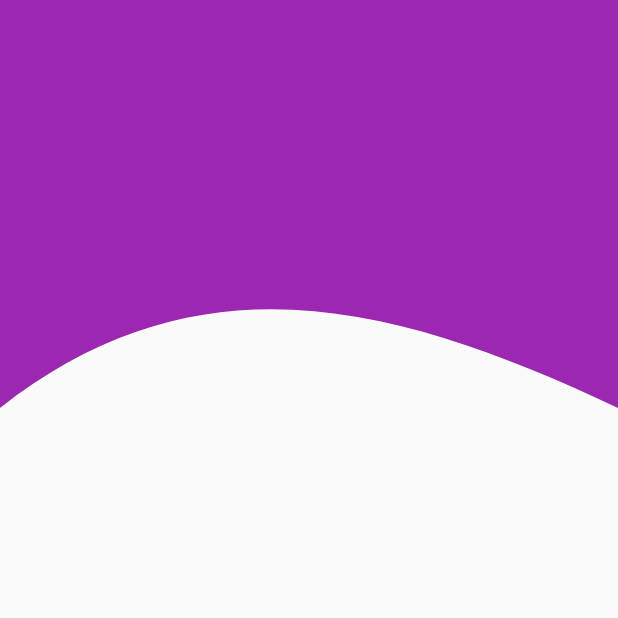
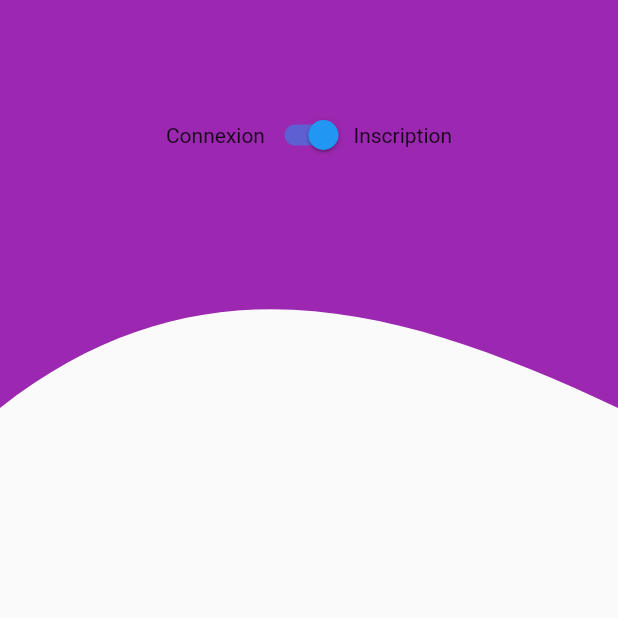
Before and after one commit to ackwrit/essinappflutter, a Flutter app: the RegitserView screen opened directly, on a phone screen of 412 x 824 dp, the top half of it. Run offline on Flutter 3.47's test engine with Material 2 defaults, Android fonts, the phone set to English and light mode, and no system bars; our stand-ins replace dots_indicator, firebase_core, lottie; accounts and stored records are empty.

Commit message:
mise en place projet 3 cours

```diff
--- a/lib/controller/my_animation.dart
+++ b/lib/controller/my_animation.dart
@@ -28,7 +28,7 @@ class _MyAnimationState extends State<MyAnimation> with SingleTickerProviderStat
       begin: const Offset(20,0),
       end: Offset.zero,
     ).animate(curvedAnimation);
-    Timer(Duration(seconds: widget.time), () {
+    Timer(Duration(milliseconds: widget.time * 500), () {
       _controller.forward();
     });
   }
--- a/lib/view/background_view.dart
+++ b/lib/view/background_view.dart
@@ -1,3 +1,5 @@
+import 'dart:async';
+
 import 'package:firstappesin/view/custom_view_path.dart';
 import 'package:flutter/material.dart';
 
@@ -8,16 +10,87 @@ class BackgroundView extends StatefulWidget {
   State<BackgroundView> createState() => _BackgroundViewState();
 }
 
-class _BackgroundViewState extends State<BackgroundView> {
+class _BackgroundViewState extends State<BackgroundView> with SingleTickerProviderStateMixin{
+  late AnimationController animationController;
+  late Animation<double> animation;
+  late Animation<Alignment> animationAlign;
+  Color colorVariant = Colors.transparent;
+
+  @override
+  void initState() {
+    // TODO: implement initState
+    animationController = AnimationController(
+        vsync: this,
+      duration: const Duration(seconds: 6),
+
+    );
+    CurvedAnimation animationCurved = CurvedAnimation(
+        parent: animationController,
+        curve: Curves.easeInQuad
+    );
+    animation = Tween<double>(
+      begin: 0.0,
+      end: 1.0
+    ).animate(animationCurved);
+    animationAlign = Tween<Alignment>(
+      begin: Alignment.bottomCenter,
+      end: Alignment.topCenter,
+    ).animate(animationCurved);
+    Timer(const Duration(seconds: 1),(){
+      setState(() {
+
+        animationController.forward();
+
+
+      });
+    });
+    animationController.addStatusListener((status) {
+      if(status == AnimationStatus.completed){
+        setState(() {
+          colorVariant = Colors.purpleAccent;
+        });
+      }
+    });
+
+
+
+
+
+
+
+
+
+    super.initState();
+  }
+
+  @override
+  void dispose() {
+    // TODO: implement dispose
+    animationController.dispose();
+    super.dispose();
+  }
   @override
   Widget build(BuildContext context) {
+    return AnimatedBuilder(
+      animation: animationController,
+      builder: (context,child){
         return ClipPath(
-      clipper: CustomPath(),
+          clipper: CustomPath(animation.value),
           child: Container(
             color: Colors.purple,
+
+
             height: MediaQuery.of(context).size.height,
             width: MediaQuery.of(context).size.width,
+
+
+
+
           ),
+
+        );
+      }
+
     );
   }
 }
--- a/lib/view/custom_view_path.dart
+++ b/lib/view/custom_view_path.dart
@@ -2,6 +2,8 @@
 import 'package:flutter/cupertino.dart';
 
 class CustomPath extends CustomClipper<Path>{
+  final double progress;
+  CustomPath(this.progress);
   @override
   Path getClip(Size size) {
     // TODO: implement getClip
@@ -14,9 +16,9 @@ class CustomPath extends CustomClipper<Path>{
   }
 
   @override
-  bool shouldReclip(covariant CustomClipper<Path> oldClipper) {
+  bool shouldReclip(CustomPath oldClipper) {
     // TODO: implement shouldReclip
-    return true;
+    return oldClipper.progress != progress;
   }
 
 }
--- a/lib/view/register_page.dart
+++ b/lib/view/register_page.dart
@@ -15,6 +15,7 @@ class _RegitserViewState extends State<RegitserView> {
   TextEditingController password = TextEditingController();
   TextEditingController nom = TextEditingController();
   TextEditingController prenom = TextEditingController();
+  bool isRegister = true;
   @override
   Widget build(BuildContext context) {
     return Scaffold(
@@ -27,6 +28,7 @@ class _RegitserViewState extends State<RegitserView> {
       body: Stack(
         children: [
           const BackgroundView(),
+
           SafeArea(child: bodyPage()),
         ],
       ),
@@ -38,13 +40,32 @@ class _RegitserViewState extends State<RegitserView> {
       padding: const EdgeInsets.all(10.0),
       child: Column(
         children: [
-          MyAnimation(
+         Row(
+           mainAxisAlignment: MainAxisAlignment.center,
+           children: [
+             const Text("Connexion"),
+             Switch.adaptive(
+                 value: isRegister,
+                 onChanged: (value){
+                   setState(() {
+                     isRegister = value;
+                   });
+
+                 }
+             ),
+             const Text("Inscription"),
+           ],
+         ),
+          (isRegister)?MyAnimation(
             time: 1,
             child: TextField(
               controller: nom,
 
               decoration: InputDecoration(
+                filled: true,
+                fillColor: Colors.white,
                 hintText: "Entrer votre nom",
+
 
 
                 border: OutlineInputBorder(
@@ -53,14 +74,16 @@ class _RegitserViewState extends State<RegitserView> {
                 )
               ),
             ),
-          ),
+          ):const SizedBox(),
           const SizedBox(height: 10,),
 
-          MyAnimation(
+          (isRegister)?MyAnimation(
             time: 2,
             child: TextField(
               controller: prenom,
               decoration: InputDecoration(
+                filled: true,
+                  fillColor: Colors.white,
                   hintText: "Entrer votre prénom",
 
                   border: OutlineInputBorder(
@@ -69,7 +92,7 @@ class _RegitserViewState extends State<RegitserView> {
                   )
               ),
             ),
-          ),
+          ):const SizedBox(),
           const SizedBox(height: 10,),
 
 
@@ -79,6 +102,8 @@ class _RegitserViewState extends State<RegitserView> {
               controller: mail,
               decoration: InputDecoration(
                   hintText: "Entrer votre mail",
+                  filled: true,
+                  fillColor: Colors.white,
 
                   border: OutlineInputBorder(
 
@@ -97,6 +122,8 @@ class _RegitserViewState extends State<RegitserView> {
               controller: password,
               decoration: InputDecoration(
                   hintText: "Entrer votre password",
+                  filled: true,
+                  fillColor: Colors.white,
 
                   border: OutlineInputBorder(
 
@@ -118,7 +145,7 @@ class _RegitserViewState extends State<RegitserView> {
                   print("me connecter à la base de donnée");
                   print(mail.text);
                 },
-                child: const Text("Inscription")
+                child: Text(isRegister?"Inscription":"Connexion")
             ),
           )
         ],
```
Also changed, not shown: 2 other files. Lines whose indentation alone changed are shown as unchanged.
